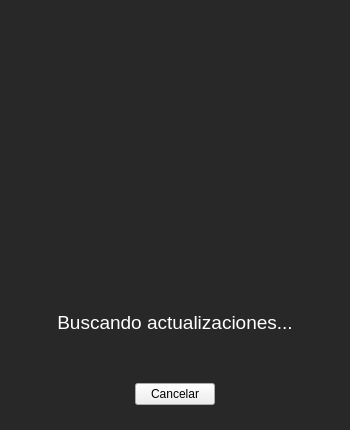
The window that mainwindow.ui (braiaantt/updater) describes before a commit, drawn with Qt 5.
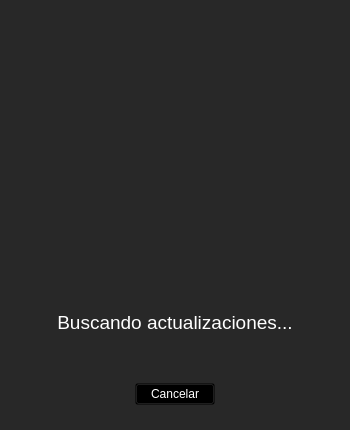
The same window after the commit.

```diff
--- a/mainwindow.ui
+++ b/mainwindow.ui
@@ -152,7 +152,7 @@
           <item alignment="Qt::AlignHCenter">
            <widget class="QPushButton" name="pushButtonCancel">
             <property name="styleSheet">
-             <string notr="true">#pushButton{
+             <string notr="true">#pushButtonCancel{
 background-color: #00000000;
 color: white;
 }
```
Left out of the diff: 2 changed lines with no effect on the pictures.
